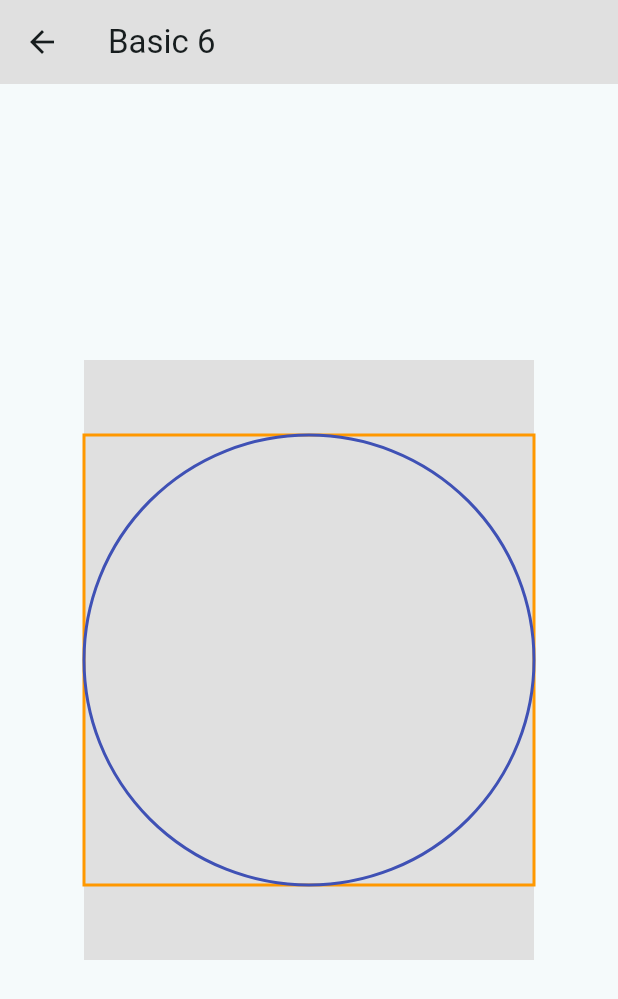
After one commit to VaibhavVadle/flutter_playground, a Flutter app: the screen it shows after launch, after a tap on "Basic 6", on a phone screen of 412 x 824 dp. The commit adds this screen. Shown: the top 999 px of the screen. Run offline on Flutter 3.47's test engine with Material 3 defaults, Android fonts, the phone set to English and light mode, and no system bars.

Commit message:
Added basic reset path

```diff
--- /dev/null
+++ b/lib/basics/basic_six.dart
@@ -0,0 +1,55 @@
+import 'package:flutter/material.dart';
+
+class BasicSix extends StatelessWidget {
+  const BasicSix({
+    super.key,
+    required this.title,
+  });
+
+  final String title;
+
+  @override
+  Widget build(BuildContext context) {
+    return Scaffold(
+      appBar: AppBar(
+        title: Text(title),
+      ),
+      body: Center(
+        child: Container(
+          color: Colors.grey.shade300,
+          child: CustomPaint(
+            painter: MasterPainter(),
+            size: Size(300, 400),
+          ),
+        ),
+      ),
+    );
+  }
+}
+
+class MasterPainter extends CustomPainter {
+  @override
+  void paint(Canvas canvas, Size size) {
+    Paint orange = Paint()
+      ..style = PaintingStyle.stroke
+      ..color = Colors.orange
+      ..strokeWidth = 2;
+    Paint indigo = Paint()
+      ..style = PaintingStyle.stroke
+      ..color = Colors.indigo
+      ..strokeWidth = 2;
+    Rect rect = Rect.fromCircle(
+      center: Offset(size.width / 2, size.height / 2),
+      radius: size.width / 2,
+    );
+    Path path = Path()..addRect(rect);
+    canvas.drawPath(path, orange);
+    // ----> Reset used to reset the path and used to avoid override of canvas
+    path.reset();
+    path.addOval(rect);
+    canvas.drawPath(path, indigo);
+  }
+
+  @override
+  bool shouldRepaint(covariant CustomPainter oldDelegate) => true;
+}
--- a/lib/home_screen.dart
+++ b/lib/home_screen.dart
@@ -2,6 +2,7 @@ import 'package:flutter/material.dart';
 import 'package:flutter_playground/basics/basic_five.dart';
 import 'package:flutter_playground/basics/basic_four.dart';
 import 'package:flutter_playground/basics/basic_one.dart';
+import 'package:flutter_playground/basics/basic_six.dart';
 import 'package:flutter_playground/basics/basic_three.dart';
 import 'package:flutter_playground/basics/basic_two.dart';
 
@@ -76,6 +77,17 @@ class HomeScreen extends StatelessWidget {
                 },
                 child: Text("Basic 5"),
               ),
+              ElevatedButton(
+                onPressed: () {
+                  Navigator.push(
+                    context,
+                    MaterialPageRoute(
+                      builder: (context) => BasicSix(title: "Basic 6"),
+                    ),
+                  );
+                },
+                child: Text("Basic 6"),
+              ),
             ],
           ),
         ),
```
